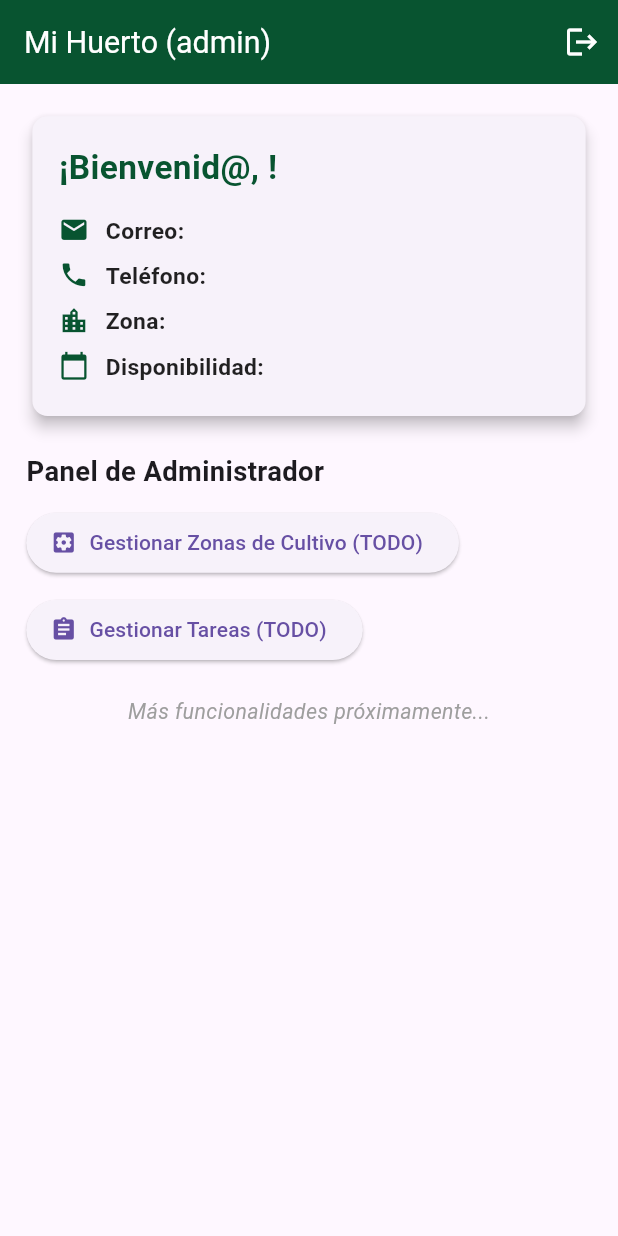
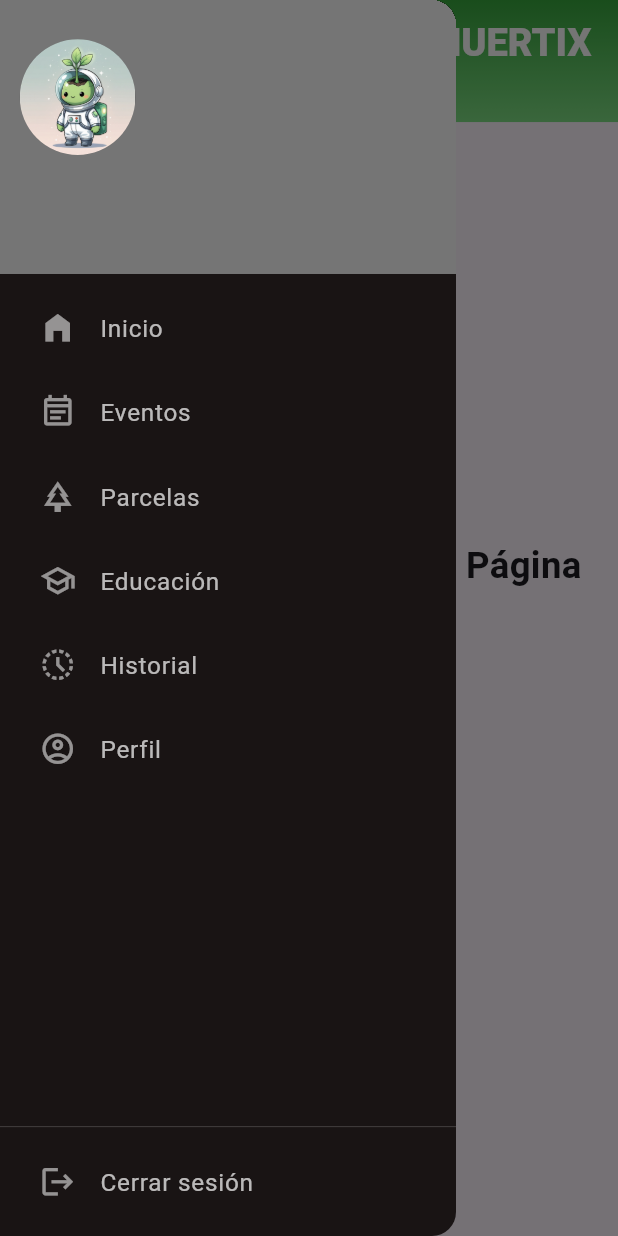
Before and after one commit to LudNieto/Huertix-Project, a Flutter app: the HomeScreen screen opened by its route, with the side drawer open (before the commit the screen has no drawer), on a phone screen of 412 x 824 dp. Run offline on Flutter 3.47's test engine with Material 3 defaults, Android fonts, the light colour scheme and no system bars; our stand-ins replace cloud_firestore, dartz, equatable, firebase_auth, firebase_core, flutter_screenutil and 3 more; accounts and stored records are empty.

Commit message:
feat: Implementa de navegación con drawer, incluyendo CustomAppBar y CustomDrawer, y actualiza el manejo de autenticación

```diff
--- /dev/null
+++ b/lib/common/widgets/custom_appbar.dart
@@ -0,0 +1,111 @@
+import 'package:flutter/material.dart';
+import 'package:flutter_screenutil/flutter_screenutil.dart';
+import 'package:provider/provider.dart';
+import 'package:huertix_project/features/auth/domain/user_entity.dart';
+import 'package:huertix_project/config/provider/auth_provider.dart';
+
+class CustomAppBar extends StatelessWidget implements PreferredSizeWidget {
+  final String title;
+  final VoidCallback? onProfileTap;
+
+  const CustomAppBar({super.key, this.title = "", this.onProfileTap});
+
+  @override
+  Widget build(BuildContext context) {
+    final authProvider = Provider.of<AuthProvider>(context);
+    final UserEntity? user = authProvider.user;
+
+    const Color gradientStartColor = Color(0xFF37A73D);
+    const Color gradientEndColor = Color(0xFF7EDF83);
+
+    return AppBar(
+      automaticallyImplyLeading: false,
+      flexibleSpace: Container(
+        decoration: const BoxDecoration(
+          gradient: LinearGradient(
+            colors: [gradientStartColor, gradientEndColor],
+            begin: Alignment.topCenter,
+            end: Alignment.bottomCenter,
+            stops: [0.0, 1.0],
+            tileMode: TileMode.clamp,
+          ),
+        ),
+      ),
+      elevation: 4.0,
+      titleSpacing: 0,
+      title: Padding(
+        padding: EdgeInsets.symmetric(vertical: 10.h, horizontal: 16.w),
+        child: Row(
+          crossAxisAlignment: CrossAxisAlignment.center,
+          children: [
+            GestureDetector(
+              onTap:
+                  onProfileTap ??
+                  () {
+                    Scaffold.of(context).openDrawer();
+                  },
+              child: CircleAvatar(
+                radius: 26.r,
+                backgroundColor: Colors.white.withOpacity(0.8),
+                child: ClipOval(
+                  child: Image.asset(
+                    'assets/images/default_avatar.jpg',
+                    fit: BoxFit.cover,
+                  ),
+                ),
+              ),
+            ),
+            SizedBox(width: 12.w),
+            Expanded(
+              child: Row(
+                mainAxisAlignment: MainAxisAlignment.spaceBetween,
+                children: [
+                  Column(
+                    crossAxisAlignment: CrossAxisAlignment.start,
+                    mainAxisAlignment: MainAxisAlignment.center,
+                    children: [
+                      Text(
+                        'Hola,',
+                        style: TextStyle(fontSize: 18.sp, color: Colors.white),
+                      ),
+                      if (user != null)
+                        Text(
+                          user.fullName.split(" ").first,
+                          style: TextStyle(
+                            fontSize: 20.sp,
+                            fontWeight: FontWeight.bold,
+                            color: Colors.white,
+                          ),
+                          overflow: TextOverflow.ellipsis,
+                        )
+                      else
+                        Text(
+                          'Usuario',
+                          style: TextStyle(
+                            fontSize: 18.sp,
+                            fontWeight: FontWeight.bold,
+                            color: Colors.white,
+                          ),
+                        ),
+                    ],
+                  ),
+                  Text(
+                    "HUERTIX",
+                    style: TextStyle(
+                      fontSize: 25.sp,
+                      fontWeight: FontWeight.w800,
+                      color: Colors.white,
+                    ),
+                  ),
+                ],
+              ),
+            ),
+          ],
+        ),
+      ),
+    );
+  }
+
+  @override
+  Size get preferredSize => Size.fromHeight(kToolbarHeight + 25.h); // Un poco más alto si quieres
+}
--- /dev/null
+++ b/lib/common/widgets/custom_drawer.dart
@@ -0,0 +1,198 @@
+import 'package:flutter/material.dart';
+import 'package:flutter_screenutil/flutter_screenutil.dart';
+import 'package:huertix_project/config/provider/auth_provider.dart';
+import 'package:provider/provider.dart';
+import 'package:huertix_project/features/auth/domain/user_entity.dart';
+
+class CustomDrawer extends StatelessWidget {
+  const CustomDrawer({super.key});
+
+  static const Color drawerBackgroundColor = Color(0xFF191414);
+  static const Color headerBackgroundColor = Color(0xFF0F0F0F);
+  static const Color activeItemColor = Color(0xFF085430);
+  static const Color inactiveItemColor = Colors.white70;
+  static const Color iconColor = Colors.white54;
+  static const Color headerTextColor = Colors.white;
+  static const Color dividerColor = Colors.white24;
+
+  static const TextStyle textStyle = TextStyle(
+    fontSize: 18,
+    fontWeight: FontWeight.bold,
+    color: headerTextColor,
+  );
+
+  Widget _buildDrawerHeader(UserEntity? user) {
+    return Container(
+      height: 180.h,
+      width: double.infinity,
+      padding: EdgeInsets.only(left: 12.w, top: 8.h),
+      decoration: BoxDecoration(color: Colors.grey.shade600),
+      child: Column(
+        crossAxisAlignment: CrossAxisAlignment.start,
+        mainAxisAlignment: MainAxisAlignment.center,
+        children: [
+          CircleAvatar(
+            radius: 38.r,
+            backgroundColor: Colors.grey[700],
+            child: ClipOval(
+              child: Image.asset(
+                'assets/images/default_avatar.jpg',
+                fit: BoxFit.cover,
+              ),
+            ),
+          ),
+          SizedBox(height: 12.h),
+          Text(
+            user?.fullName ?? 'Nombre de Usuario',
+            style: textStyle,
+            maxLines: 1,
+            overflow: TextOverflow.ellipsis,
+          ),
+          SizedBox(height: 4.h),
+          Text(
+            user?.email ?? 'usuario@example.com',
+            style: TextStyle(
+              fontSize: 13.sp,
+              color: headerTextColor.withOpacity(0.7),
+            ),
+            maxLines: 1,
+            overflow: TextOverflow.ellipsis,
+          ),
+        ],
+      ),
+    );
+  }
+
+  Widget _buildDrawerItem({
+    required IconData icon,
+    required String text,
+    required GestureTapCallback onTap,
+    bool isActive =false,
+  }) {
+    return ListTile(
+      leading: Icon(
+        icon,
+        size: 24.sp,
+        color: isActive ? activeItemColor : iconColor,
+      ),
+      title: Text(
+        text,
+        style: TextStyle(
+          fontSize: 16.sp,
+          color: isActive ? activeItemColor : inactiveItemColor,
+          fontWeight: isActive ? FontWeight.bold : FontWeight.normal,
+        ),
+      ),
+      onTap: onTap,
+      dense: true,
+      contentPadding: EdgeInsets.symmetric(horizontal: 24.w, vertical: 4.h),
+    );
+  }
+
+  @override
+  Widget build(BuildContext context) {
+    final authProvider = Provider.of<AuthProvider>(context, listen: false);
+    final UserEntity? user = authProvider.user;
+
+    final String currentRouteName =
+        ModalRoute.of(context)?.settings.name ?? '/home';
+
+    return Drawer(
+      backgroundColor: drawerBackgroundColor,
+      child: Column(
+        children: <Widget>[
+          _buildDrawerHeader(user),
+          Expanded(
+            child: ListView(
+              padding: EdgeInsets.only(top: 8.h),
+              children: <Widget>[
+                _buildDrawerItem(
+                  icon: Icons.home_filled,
+                  text: 'Inicio',
+                  isActive:
+                      currentRouteName ==
+                      '/home',
+                  onTap: () {
+                    Navigator.pop(context);
+                    if (currentRouteName != '/home') {
+                      ScaffoldMessenger.of(context).showSnackBar(
+                        const SnackBar(content: Text("Ir a Inicio (TODO)")),
+                      );
+                    }
+                  },
+                ),
+                _buildDrawerItem(
+                  icon: Icons.event_note_outlined,
+                  text: 'Eventos',
+                  isActive: currentRouteName == '/events',
+                  onTap: () {
+                    Navigator.pop(context);
+                    ScaffoldMessenger.of(context).showSnackBar(
+                      const SnackBar(content: Text("Ir a Eventos (TODO)")),
+                    );
+                  },
+                ),
+                _buildDrawerItem(
+                  icon: Icons.park_outlined,
+                  text: 'Parcelas',
+                  isActive: currentRouteName == '/plots',
+                  onTap: () {
+                    Navigator.pop(context);
+                    ScaffoldMessenger.of(context).showSnackBar(
+                      const SnackBar(content: Text("Ir a Parcelas (TODO)")),
+                    );
+                  },
+                ),
+                _buildDrawerItem(
+                  icon: Icons.school_outlined,
+                  text: 'Educación',
+                  isActive: currentRouteName == '/education',
+                  onTap: () {
+                    Navigator.pop(context);
+                    ScaffoldMessenger.of(context).showSnackBar(
+                      const SnackBar(content: Text("Ir a Educación (TODO)")),
+                    );
+                  },
+                ),
+                _buildDrawerItem(
+                  icon: Icons.history_toggle_off_outlined,
+                  text: 'Historial',
+                  isActive: currentRouteName == '/history',
+                  onTap: () {
+                    Navigator.pop(context);
+                    ScaffoldMessenger.of(context).showSnackBar(
+                      const SnackBar(content: Text("Ir a Historial (TODO)")),
+                    );
+                  },
+                ),
+                _buildDrawerItem(
+                  icon: Icons.account_circle_outlined,
+                  text: 'Perfil',
+                  isActive: currentRouteName == '/profile',
+                  onTap: () {
+                    Navigator.pop(context);
+                    ScaffoldMessenger.of(context).showSnackBar(
+                      const SnackBar(content: Text("Ir a Perfil (TODO)")),
+                    );
+                  },
+                ),
+              ],
+            ),
+          ),
+          const Divider(color: dividerColor, height: 1, thickness: 0.5),
+          Padding(
+            padding: EdgeInsets.symmetric(vertical: 8.h),
+            child: _buildDrawerItem(
+              icon: Icons.logout,
+              text: 'Cerrar sesión',
+              onTap: () {
+                Navigator.pop(context);
+                context.read<AuthProvider>().logoutUser();
+              },
+            ),
+          ),
+        ],
+      ),
+    );
+  }
+}
--- a/lib/config/router/app_router.dart
+++ b/lib/config/router/app_router.dart
@@ -1,7 +1,7 @@
 import 'package:flutter/material.dart';
 import 'package:go_router/go_router.dart';
-import 'package:huertix_project/features/auth/presentation/providers/auth_provider.dart';
-import 'package:huertix_project/features/auth/presentation/screens/home_screen.dart';
+import 'package:huertix_project/config/provider/auth_provider.dart';
+import 'package:huertix_project/features/dashboard/presentation/home_screen.dart';
 import 'package:huertix_project/features/auth/presentation/screens/login_screen.dart';
 import 'package:huertix_project/features/auth/presentation/screens/register_screen.dart';
 
--- a/lib/features/auth/presentation/screens/home_screen.dart
+++ /dev/null
@@ -1,186 +0,0 @@
-import 'package:flutter/material.dart';
-import 'package:huertix_project/features/profile/user_profile_screen.dart';
-import 'package:provider/provider.dart';
-import 'package:flutter_screenutil/flutter_screenutil.dart';
-import 'package:huertix_project/features/auth/presentation/providers/auth_provider.dart';
-import 'package:huertix_project/features/auth/domain/user_entity.dart';
-
-class HomeScreen extends StatelessWidget {
-  const HomeScreen({super.key});
-
-  static const Color primaryThemeColor = Color(0xFF085430);
-
-  @override
-  Widget build(BuildContext context) {
-    final authProvider = Provider.of<AuthProvider>(context);
-    final UserEntity? user = authProvider.user;
-
-    return Scaffold(
-      appBar: AppBar(
-        title: Text(
-          'Mi Huerto (${userRoleToString(user!.role)})', // Muestra el rol
-          style: TextStyle(fontSize: 20.sp, color: Colors.white),
-        ),
-        backgroundColor: primaryThemeColor,
-        iconTheme: const IconThemeData(
-          color: Colors.white,
-        ), // Para el botón de atrás si viniera de otra pantalla
-        actions: [
-          IconButton(
-            icon: const Icon(Icons.logout, color: Colors.white),
-            tooltip: "Cerrar Sesión",
-            onPressed: () {
-              context.read<AuthProvider>().logoutUser();
-            },
-          ),
-        ],
-      ),
-      body: SingleChildScrollView(
-        padding: EdgeInsets.all(16.w),
-        child: Column(
-          crossAxisAlignment: CrossAxisAlignment.start,
-          children: [
-            Card(
-              elevation: 4.sp,
-              shape: RoundedRectangleBorder(
-                borderRadius: BorderRadius.circular(10.r),
-              ),
-              child: Padding(
-                padding: EdgeInsets.all(16.w),
-                child: Column(
-                  crossAxisAlignment: CrossAxisAlignment.stretch,
-                  children: [
-                    Text(
-                      '¡Bienvenid@, ${user.fullName}!',
-                      style: TextStyle(
-                        fontSize: 22.sp,
-                        fontWeight: FontWeight.bold,
-                        color: primaryThemeColor,
-                      ),
-                    ),
-                    SizedBox(height: 12.h),
-                    _buildUserInfoRow(Icons.email, 'Correo:', user.email),
-                    _buildUserInfoRow(Icons.phone, 'Teléfono:', user.phone),
-                    _buildUserInfoRow(
-                      Icons.location_city,
-                      'Zona:',
-                      user.residentialZone,
-                    ),
-                    _buildUserInfoRow(
-                      Icons.calendar_today,
-                      'Disponibilidad:',
-                      user.availabilityDays.join(', '),
-                    ),
-                    if (user.previousExperience != null &&
-                        user.previousExperience!.isNotEmpty)
-                      _buildUserInfoRow(
-                        Icons.eco,
-                        'Experiencia:',
-                        user.previousExperience!,
-                      ),
-                  ],
-                ),
-              ),
-            ),
-            SizedBox(height: 20.h),
-
-            if (user.role == UserRole.admin) ...[
-              Text(
-                "Panel de Administrador",
-                style: TextStyle(fontSize: 18.sp, fontWeight: FontWeight.bold),
-              ),
-              SizedBox(height: 10.h),
-              ElevatedButton.icon(
-                icon: const Icon(Icons.settings_applications),
-                label: const Text("Gestionar Zonas de Cultivo (TODO)"),
-                onPressed: () {
-                  /* Navegar a gestión de zonas */
-                },
-              ),
-              SizedBox(height: 10.h),
-              ElevatedButton.icon(
-                icon: const Icon(Icons.assignment),
-                label: const Text("Gestionar Tareas (TODO)"),
-                onPressed: () {
-                  /* Navegar a gestión de tareas */
-                },
-              ),
-            ] else if (user.role == UserRole.volunteer) ...[
-              Text(
-                "Panel de Voluntario",
-                style: TextStyle(fontSize: 18.sp, fontWeight: FontWeight.bold),
-              ),
-              SizedBox(height: 10.h),
-              ElevatedButton.icon(
-                icon: const Icon(Icons.grass),
-                label: const Text("Ver Zonas de Cultivo (TODO)"),
-                onPressed: () {
-                  /* Navegar a Zonas de Cultivo */
-                },
-              ),
-              SizedBox(height: 10.h),
-              ElevatedButton.icon(
-                icon: const Icon(Icons.history),
-                label: const Text("Mi Participación (TODO)"),
-                onPressed: () {
-                  /* Navegar a Bitácora */
-                },
-              ),
-              ElevatedButton.icon(
-                icon: const Icon(Icons.history),
-                label: const Text("Mi Perfil"),
-                onPressed: () {
-                  Navigator.push(
-                    context,
-                    MaterialPageRoute(
-                      builder: (context) => const UserProfile(),
-                    ),
-                  );
-                },
-              ),
-            ],
-            SizedBox(height: 20.h),
-            Center(
-              child: Text(
-                "Más funcionalidades próximamente...",
-                style: TextStyle(
-                  fontSize: 14.sp,
-                  fontStyle: FontStyle.italic,
-                  color: Colors.grey,
-                ),
-              ),
-            ),
-          ],
-        ),
-      ),
-    );
-  }
-
-  Widget _buildUserInfoRow(IconData icon, String label, String value) {
-    return Padding(
-      padding: EdgeInsets.symmetric(vertical: 4.h),
-      child: Row(
-        crossAxisAlignment: CrossAxisAlignment.start,
-        children: [
-          Icon(icon, size: 20.sp, color: primaryThemeColor),
-          SizedBox(width: 10.w),
-          Text(
-            label,
-            style: TextStyle(
-              fontSize: 15.sp,
-              fontWeight: FontWeight.bold,
-              color: Colors.black87,
-            ),
-          ),
-          SizedBox(width: 5.w),
-          Expanded(
-            child: Text(
-              value,
-              style: TextStyle(fontSize: 15.sp, color: Colors.black54),
-            ),
-          ),
-        ],
-      ),
-    );
-  }
-}
--- a/lib/features/auth/presentation/screens/login_screen.dart
+++ b/lib/features/auth/presentation/screens/login_screen.dart
@@ -1,5 +1,5 @@
 import 'package:flutter/material.dart';
-import 'package:huertix_project/features/auth/presentation/providers/auth_provider.dart';
+import 'package:huertix_project/config/provider/auth_provider.dart';
 import 'package:huertix_project/features/auth/presentation/widgets/auth_screen_card.dart';
 import 'package:huertix_project/features/auth/presentation/widgets/auth_text_form_field.dart';
 import 'package:huertix_project/features/auth/presentation/widgets/primary_auth_button.dart';
--- a/lib/features/auth/presentation/screens/register_screen.dart
+++ b/lib/features/auth/presentation/screens/register_screen.dart
@@ -1,5 +1,5 @@
 import 'package:flutter/material.dart';
-import 'package:huertix_project/features/auth/presentation/providers/auth_provider.dart';
+import 'package:huertix_project/config/provider/auth_provider.dart';
 import 'package:huertix_project/features/auth/presentation/widgets/auth_screen_card.dart';
 import 'package:huertix_project/features/auth/presentation/widgets/register_form_stepper.dart';
 import 'package:provider/provider.dart';
--- a/lib/features/auth/presentation/widgets/register_form_stepper.dart
+++ b/lib/features/auth/presentation/widgets/register_form_stepper.dart
@@ -2,7 +2,7 @@ import 'package:flutter/material.dart';
 import 'package:flutter/services.dart';
 import 'package:flutter_screenutil/flutter_screenutil.dart';
 import 'package:go_router/go_router.dart';
-import 'package:huertix_project/features/auth/presentation/providers/auth_provider.dart';
+import 'package:huertix_project/config/provider/auth_provider.dart';
 import 'package:huertix_project/features/auth/presentation/widgets/auth_text_form_field.dart';
 import 'package:huertix_project/features/auth/presentation/widgets/primary_auth_button.dart';
 import 'package:provider/provider.dart';
--- /dev/null
+++ b/lib/features/dashboard/presentation/home_screen.dart
@@ -0,0 +1,50 @@
+import 'package:flutter/material.dart';
+import 'package:huertix_project/common/widgets/custom_appbar.dart';
+import 'package:huertix_project/common/widgets/custom_drawer.dart';
+import 'package:huertix_project/config/provider/auth_provider.dart';
+import 'package:huertix_project/features/auth/domain/user_entity.dart';
+import 'package:provider/provider.dart';
+import 'package:flutter_screenutil/flutter_screenutil.dart';
+
+
+class HomeScreen extends StatelessWidget {
+  const HomeScreen({super.key});
+
+  @override
+  Widget build(BuildContext context) {
+    final authProvider = Provider.of<AuthProvider>(context);
+    final UserEntity? user = authProvider.user;
+
+    return Scaffold(
+      appBar: const CustomAppBar(),
+      drawer: const CustomDrawer(),
+      body: Padding(
+        padding: EdgeInsets.all(16.w),
+        child: Center(
+          child: Column(
+            mainAxisAlignment: MainAxisAlignment.center,
+            children: [
+              Text(
+                'Contenido Principal de la Página de Inicio',
+                style: TextStyle(
+                  fontSize: 24.sp,
+                  fontWeight: FontWeight.bold,
+                ),
+                textAlign: TextAlign.center,
+              ),
+              SizedBox(height: 20.h),
+              Text("Bienvenido/a ${user!.fullName}"),
+              SizedBox(height: 10.h),
+              Text("Tu rol es: ${userRoleToString(user.role)}"),
+              SizedBox(height: 20.h),
+              if (user.role == UserRole.admin)
+                Text("Eres Administrador", style: TextStyle(fontSize: 18.sp, fontWeight: FontWeight.bold))
+              else if (user.role == UserRole.volunteer)
+                Text("Eres Voluntario", style: TextStyle(fontSize: 18.sp, fontWeight: FontWeight.bold)),
+            ],
+          ),
+        ),
+      ),
+    );
+  }
+}
--- a/lib/features/profile/user_profile_screen.dart
+++ b/lib/features/profile/presentation/screen/user_profile_screen.dart
@@ -1,6 +1,6 @@
 import 'package:flutter/material.dart';
-import 'package:huertix_project/features/profile/userInfo.dart';
-import 'package:huertix_project/features/profile/cifras_text.dart';
+import 'package:huertix_project/features/profile/presentation/widgets/userInfo.dart';
+import 'package:huertix_project/features/profile/presentation/widgets/cifras_text.dart';
 import 'package:huertix_project/common/widgets/horizontal_card.dart';
 import 'package:huertix_project/features/auth/presentation/widgets/auth_text_form_field.dart';
 import 'package:flutter_screenutil/flutter_screenutil.dart';
--- a/lib/injection_container.dart
+++ b/lib/injection_container.dart
@@ -1,7 +1,7 @@
 import 'package:get_it/get_it.dart';
 import 'package:firebase_auth/firebase_auth.dart' as fb_auth;
 import 'package:cloud_firestore/cloud_firestore.dart';
-import 'package:huertix_project/features/auth/presentation/providers/auth_provider.dart';
+import 'package:huertix_project/config/provider/auth_provider.dart';
 import 'package:huertix_project/features/auth/data/auth_repository_impl.dart';
 import 'package:huertix_project/features/auth/data/firebase_auth_datasource.dart';
 import 'package:huertix_project/features/auth/domain/auth_repository.dart';
--- a/lib/main.dart
+++ b/lib/main.dart
@@ -2,7 +2,7 @@ import 'package:firebase_core/firebase_core.dart';
 import 'package:flutter/material.dart';
 import 'package:flutter_screenutil/flutter_screenutil.dart';
 import 'package:huertix_project/config/router/app_router.dart';
-import 'package:huertix_project/features/auth/presentation/providers/auth_provider.dart';
+import 'package:huertix_project/config/provider/auth_provider.dart';
 import 'package:huertix_project/firebase_options.dart';
 import 'package:huertix_project/injection_container.dart' as di;
 import 'package:provider/provider.dart';
```
Also changed, not shown: assets/images/default_avatar.jpg (added), lib/config/provider/auth_provider.dart (renamed from lib/features/auth/presentation/providers/auth_provider.dart), lib/features/profile/history.dart (deleted), lib/features/profile/presentation/widgets/cifras_text.dart (renamed from lib/features/profile/cifras_text.dart), lib/features/profile/presentation/widgets/userInfo.dart (renamed from lib/features/profile/userInfo.dart).
